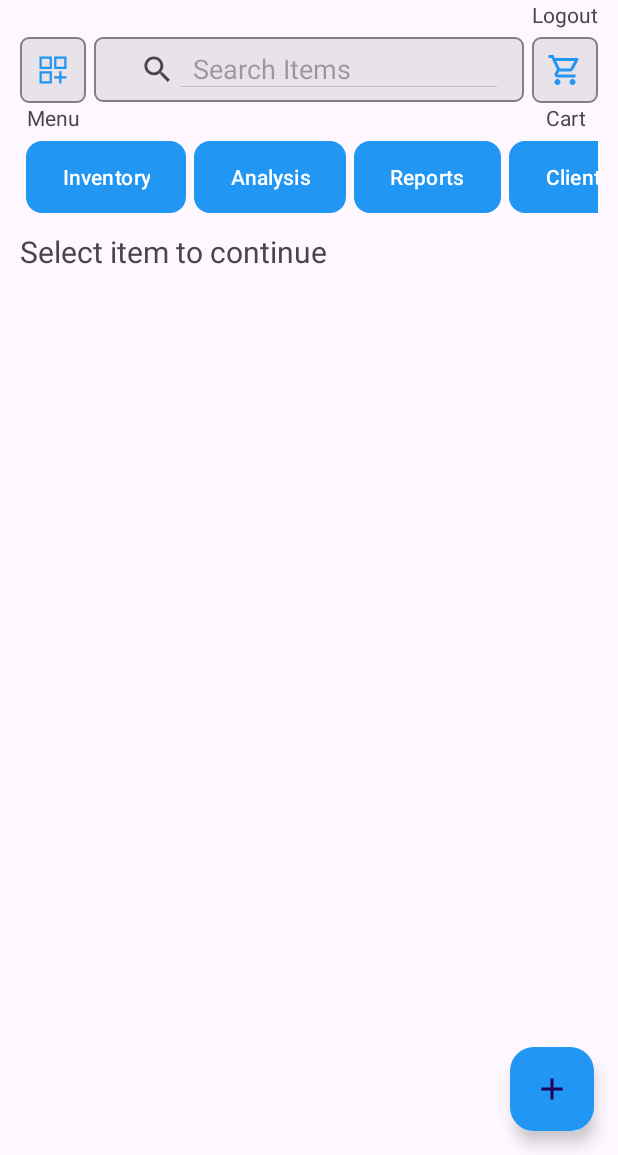
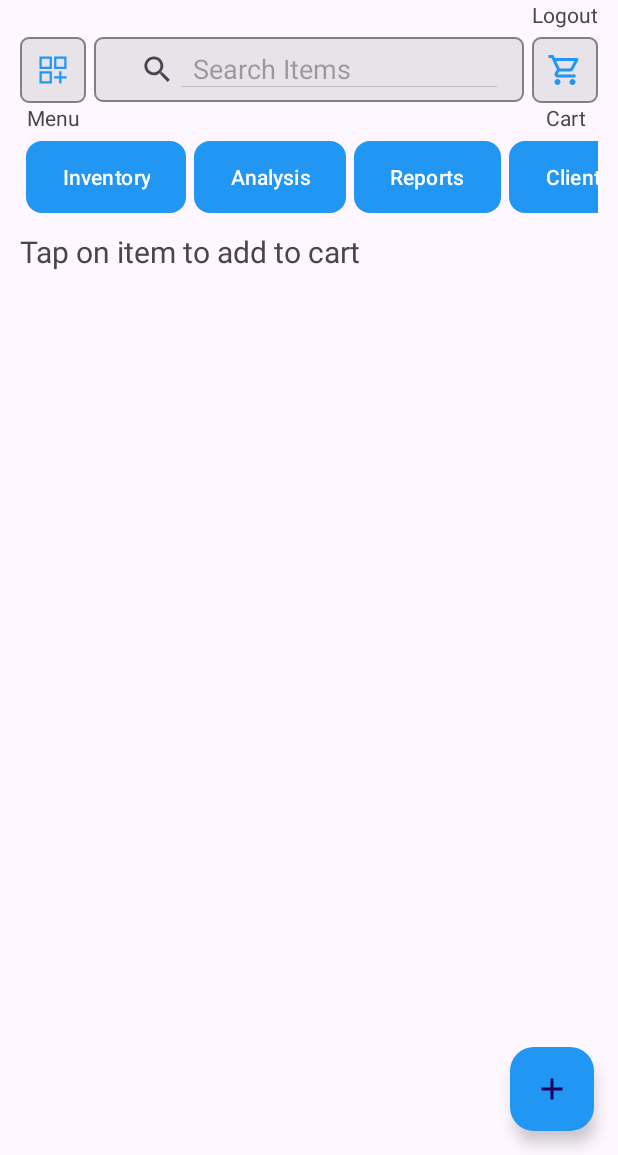
Before and after one commit to JaphethNalami/Smart_Sales_Tracker, an Android app: the screen it shows after launch once a user with an empty profile is signed in (Home_Page), on a phone screen of 412 x 824 dp, the part 81-1236 px from its top. Run offline under Robolectric (Android 15) with nearby library versions, the phone set to English and light mode, and no system bars; our stand-ins replace Firebase (no records; nobody signed in at launch, a user with empty details on screens opened directly).

Commit message:
Twenty-third commit with changes to ui and some logic.

```diff
--- a/app/src/main/res/layout/activity_home_page.xml
+++ b/app/src/main/res/layout/activity_home_page.xml
@@ -235,7 +235,7 @@
         android:layout_width="match_parent"
         android:layout_height="wrap_content"
         android:layout_below="@+id/horizontalScrollView"
-        android:text="Select item to continue"
+        android:text="Tap on item to add to cart"
         android:textSize="20sp"
         android:layout_marginStart="13dp"
         android:layout_marginEnd="13dp"
```
Also changed, not shown: app/src/main/java/com/example/smartsalestracker/CheckoutPage.java (+1 -6 lines).
